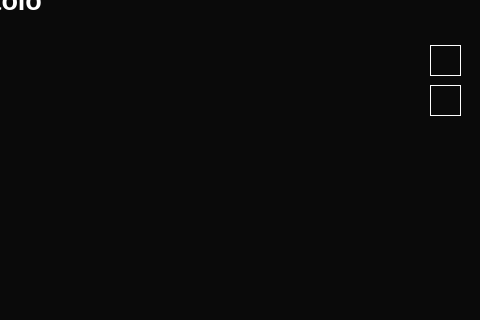
Above: mainwindow.ui from skylaxGH/Progetto-FeelloLoeegge before the change; both pictures show x 320 to 800 and y 109 to 429 of the 800 by 600 pixel window. Below: the same form after it.
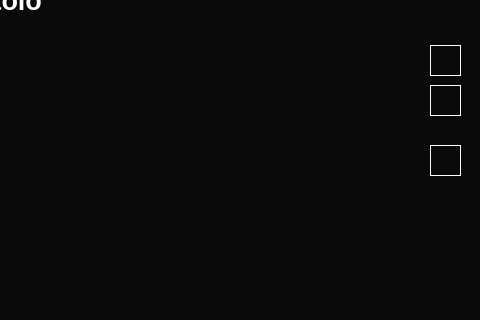
That is the form after the change. Icons and pictures are not drawn.

What changed in the file:
```diff
--- a/mainwindow.ui
+++ b/mainwindow.ui
@@ -540,6 +540,23 @@
      <string/>
     </property>
    </widget>
+   <widget class="QPushButton" name="btnElimina">
+    <property name="geometry">
+     <rect>
+      <x>750</x>
+      <y>230</y>
+      <width>31</width>
+      <height>31</height>
+     </rect>
+    </property>
+    <property name="styleSheet">
+     <string notr="true">image: url(:/icone/icone/icons8-eliminare-60.png);
+border: 0.6px solid white;</string>
+    </property>
+    <property name="text">
+     <string/>
+    </property>
+   </widget>
   </widget>
   <widget class="QMenuBar" name="menuBar">
    <property name="geometry">
```
Left out of the diff: 4 changed lines with no effect on the pictures.
